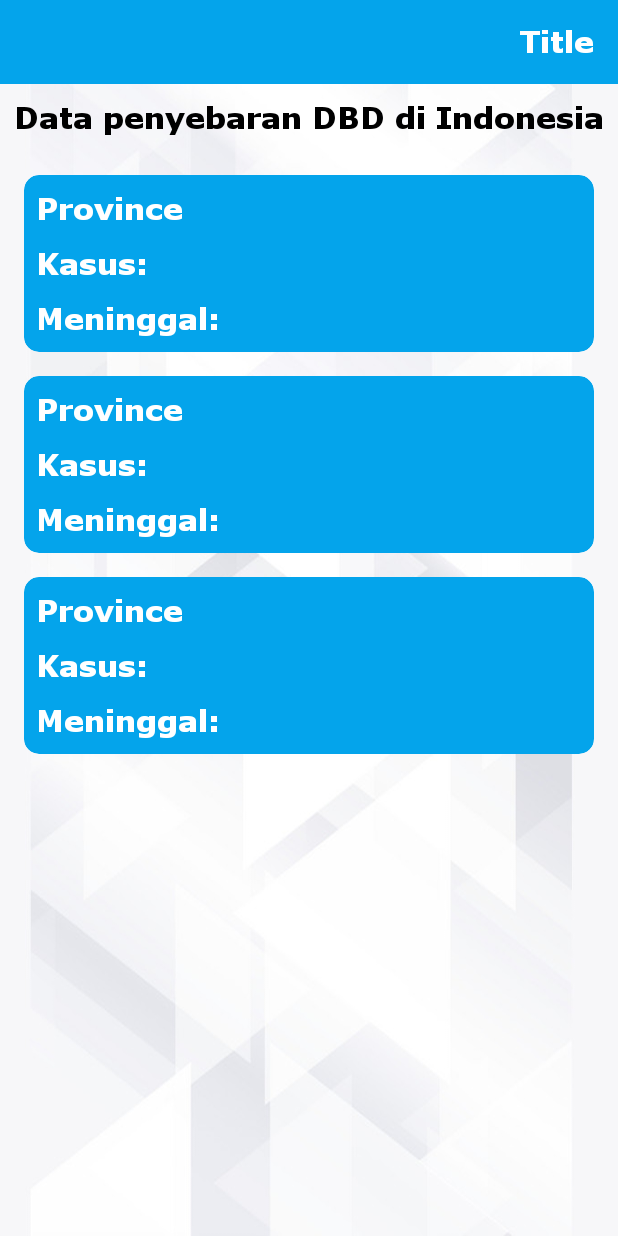
After one commit to andiaqsha99/CoVIDIA, an Android app: the layout activity_data_dengue.xml on its own in the app's theme, with its tools: preview values and no code run, on a phone screen of 412 x 824 dp. The commit adds this screen. Run offline under Robolectric (Android 15) with nearby library versions, the phone set to English and light mode, and no system bars; network calls fail.

Commit message:
add data dengue from api

```diff
--- a/app/src/main/AndroidManifest.xml
+++ b/app/src/main/AndroidManifest.xml
@@ -2,7 +2,7 @@
 <manifest xmlns:android="http://schemas.android.com/apk/res/android"
     package="com.komas.www.covidia">
 
-    <uses-permission android:name="android.permission.INTERNET"/>
+    <uses-permission android:name="android.permission.INTERNET" />
 
     <application
         android:allowBackup="true"
@@ -11,7 +11,8 @@
         android:roundIcon="@mipmap/ic_launcher_round"
         android:supportsRtl="true"
         android:theme="@style/AppTheme">
-        <activity android:name=".covid.DataCovidActivity"></activity>
+        <activity android:name=".dengue.DataDengueActivity"></activity>
+        <activity android:name=".covid.DataCovidActivity" />
         <activity android:name=".dengue.PenyebabDengueActivity" />
         <activity android:name=".dengue.PengobatanDengueActivity" />
         <activity android:name=".dengue.PencegahanDengueActivity" />
--- a/app/src/main/java/com/komas/www/covidia/covid/DataCovidActivity.kt
+++ b/app/src/main/java/com/komas/www/covidia/covid/DataCovidActivity.kt
@@ -2,11 +2,10 @@ package com.komas.www.covidia.covid
 
 import androidx.appcompat.app.AppCompatActivity
 import android.os.Bundle
-import android.util.Log
 import androidx.lifecycle.Observer
 import androidx.lifecycle.ViewModelProvider
 import com.komas.www.covidia.R
-import com.komas.www.covidia.data.response.DataCovid
+import com.komas.www.covidia.data.response.covid.DataCovid
 import kotlinx.android.synthetic.main.activity_data_covid.*
 import kotlinx.android.synthetic.main.layout_toolbar.*
 import java.text.SimpleDateFormat
--- a/app/src/main/java/com/komas/www/covidia/covid/DataCovidViewModel.kt
+++ b/app/src/main/java/com/komas/www/covidia/covid/DataCovidViewModel.kt
@@ -4,8 +4,8 @@ import androidx.lifecycle.LiveData
 import androidx.lifecycle.MutableLiveData
 import androidx.lifecycle.ViewModel
 import com.komas.www.covidia.data.remote.NetworkConfig
-import com.komas.www.covidia.data.response.DataCovid
-import com.komas.www.covidia.data.response.DataResponse
+import com.komas.www.covidia.data.response.covid.DataCovid
+import com.komas.www.covidia.data.response.covid.DataResponse
 import io.reactivex.Observer
 import io.reactivex.android.schedulers.AndroidSchedulers
 import io.reactivex.disposables.Disposable
--- a/app/src/main/java/com/komas/www/covidia/data/response/DataResponse.kt
+++ /dev/null
@@ -1,5 +0,0 @@
-package com.komas.www.covidia.data.response
-
-data class DataResponse(
-    val data: List<DataCovid>
-)
--- a/app/src/main/java/com/komas/www/covidia/data/response/DataCovid.kt
+++ b/app/src/main/java/com/komas/www/covidia/data/response/covid/DataCovid.kt
@@ -1,4 +1,4 @@
-package com.komas.www.covidia.data.response
+package com.komas.www.covidia.data.response.covid
 
 import com.google.gson.annotations.SerializedName
 
--- a/app/src/main/java/com/komas/www/covidia/dengue/DengueActivity.kt
+++ b/app/src/main/java/com/komas/www/covidia/dengue/DengueActivity.kt
@@ -16,7 +16,7 @@ class DengueActivity : AppCompatActivity() {
             startActivity(Intent(this, CallDengueActivity::class.java))
         }
         iv_data.setOnClickListener{
-
+            startActivity(Intent(this, DataDengueActivity::class.java))
         }
         iv_pencegahan.setOnClickListener{
             startActivity(Intent(this, PencegahanDengueActivity::class.java))
--- /dev/null
+++ b/app/src/main/res/layout/activity_data_dengue.xml
@@ -0,0 +1,41 @@
+<?xml version="1.0" encoding="utf-8"?>
+<RelativeLayout xmlns:android="http://schemas.android.com/apk/res/android"
+    xmlns:tools="http://schemas.android.com/tools"
+    android:layout_width="match_parent"
+    android:layout_height="match_parent"
+    android:orientation="vertical"
+    android:background="@drawable/background_12"
+    tools:context=".dengue.DataDengueActivity">
+
+    <include layout="@layout/layout_toolbar"/>
+
+    <TextView
+        android:id="@+id/tv_title"
+        android:layout_below="@+id/toolbar"
+        android:layout_width="match_parent"
+        android:layout_height="wrap_content"
+        android:layout_margin="8dp"
+        android:text="Data penyebaran DBD di Indonesia"
+        android:textSize="20sp"
+        android:fontFamily="@font/verdanab"
+        android:textColor="@android:color/black"
+        android:textAlignment="center"/>
+
+    <ProgressBar
+        android:id="@+id/progress_bar"
+        android:indeterminateTint="@color/cardview_dark_background"
+        android:layout_width="wrap_content"
+        android:layout_height="wrap_content"
+        android:layout_centerInParent="true"
+        android:visibility="gone"
+        style="@style/Widget.AppCompat.ProgressBar"/>
+
+    <androidx.recyclerview.widget.RecyclerView
+        android:layout_below="@id/tv_title"
+        android:id="@+id/rv_province"
+        android:layout_width="match_parent"
+        android:layout_height="wrap_content"
+        android:layout_margin="8dp"
+        android:clipToPadding="false"
+        tools:listitem="@layout/item_province" />
+</RelativeLayout>
--- /dev/null
+++ b/app/src/main/res/layout/item_province.xml
@@ -0,0 +1,43 @@
+<?xml version="1.0" encoding="utf-8"?>
+<androidx.cardview.widget.CardView
+    android:layout_width="match_parent"
+    android:layout_height="wrap_content"
+    xmlns:app="http://schemas.android.com/apk/res-auto"
+    android:layout_margin="8dp"
+    app:cardBackgroundColor="@color/colorSecondary"
+    app:cardCornerRadius="10dp"
+    xmlns:android="http://schemas.android.com/apk/res/android">
+    <RelativeLayout
+        android:layout_width="match_parent"
+        android:layout_height="wrap_content"
+        android:layout_margin="8dp">
+        <TextView
+            android:id="@+id/tv_province_name"
+            android:layout_width="match_parent"
+            android:layout_height="wrap_content"
+            android:text="Province"
+            android:textSize="20sp"
+            android:fontFamily="@font/verdanab"
+            android:textColor="@color/colorAccent"/>
+        <TextView
+            android:id="@+id/txt_case"
+            android:layout_marginTop="8dp"
+            android:layout_width="match_parent"
+            android:layout_height="wrap_content"
+            android:layout_below="@id/tv_province_name"
+            android:text="Kasus: "
+            android:textSize="20sp"
+            android:fontFamily="@font/verdanab"
+            android:textColor="@color/colorAccent" />
+        <TextView
+            android:id="@+id/txt_death"
+            android:layout_marginTop="8dp"
+            android:layout_width="match_parent"
+            android:layout_height="wrap_content"
+            android:layout_below="@id/txt_case"
+            android:text="Meninggal: "
+            android:textSize="20sp"
+            android:fontFamily="@font/verdanab"
+            android:textColor="@color/colorAccent" />
+    </RelativeLayout>
+</androidx.cardview.widget.CardView>
```
Also changed, not shown: app/src/main/java/com/komas/www/covidia/data/remote/Api.kt (+5 -2 lines), app/src/main/java/com/komas/www/covidia/data/remote/NetworkConfig.kt (+11 -0 lines), app/src/main/java/com/komas/www/covidia/data/response/covid/DataResponse.kt (added, +7 -0 lines), app/src/main/java/com/komas/www/covidia/data/response/dbd/DbdResponse.kt (added, +17 -0 lines), app/src/main/java/com/komas/www/covidia/data/response/dbd/ProvinceModel.kt (added, +7 -0 lines), app/src/main/java/com/komas/www/covidia/dengue/DataDengueActivity.kt (added, +43 -0 lines), app/src/main/java/com/komas/www/covidia/dengue/DataDengueViewModel.kt (added, +38 -0 lines), app/src/main/java/com/komas/www/covidia/dengue/ProvinceItemAdapter.kt (added, +61 -0 lines).
